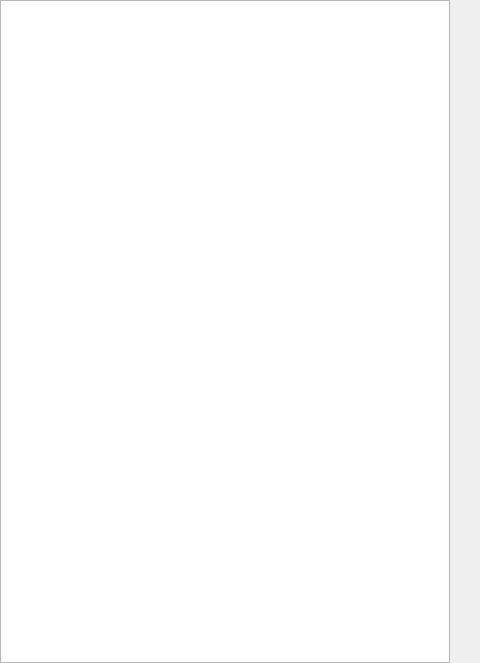
Before: the Qt Designer form src/mainwindow.ui in GLGDLY/intelligence_shoepad_app, drawn with Qt 5; both pictures show x 0 to 480 and y 0 to 663 of the 1305 by 663 pixel window.
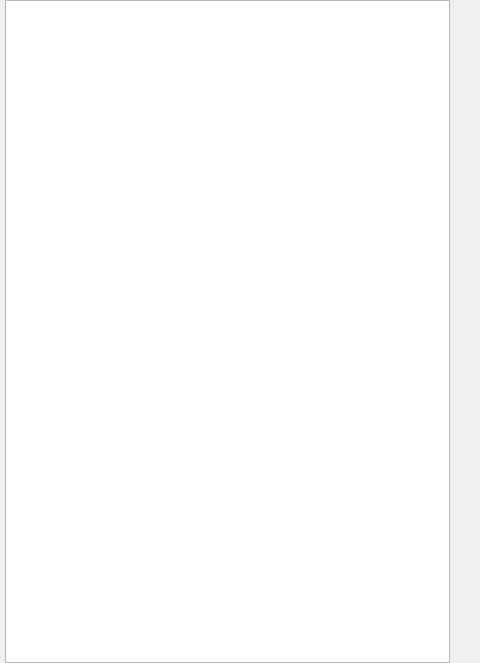
After: the same form once the commit is applied.

Commit message: add image mask

Diff of the .ui file:
```diff
--- a/src/mainwindow.ui
+++ b/src/mainwindow.ui
@@ -17,9 +17,9 @@
    <widget class="QGraphicsView" name="graphicsView">
     <property name="geometry">
      <rect>
-      <x>0</x>
+      <x>5</x>
       <y>0</y>
-      <width>450</width>
+      <width>445</width>
       <height>663</height>
      </rect>
     </property>
```
The commit also changes 1 other file.
